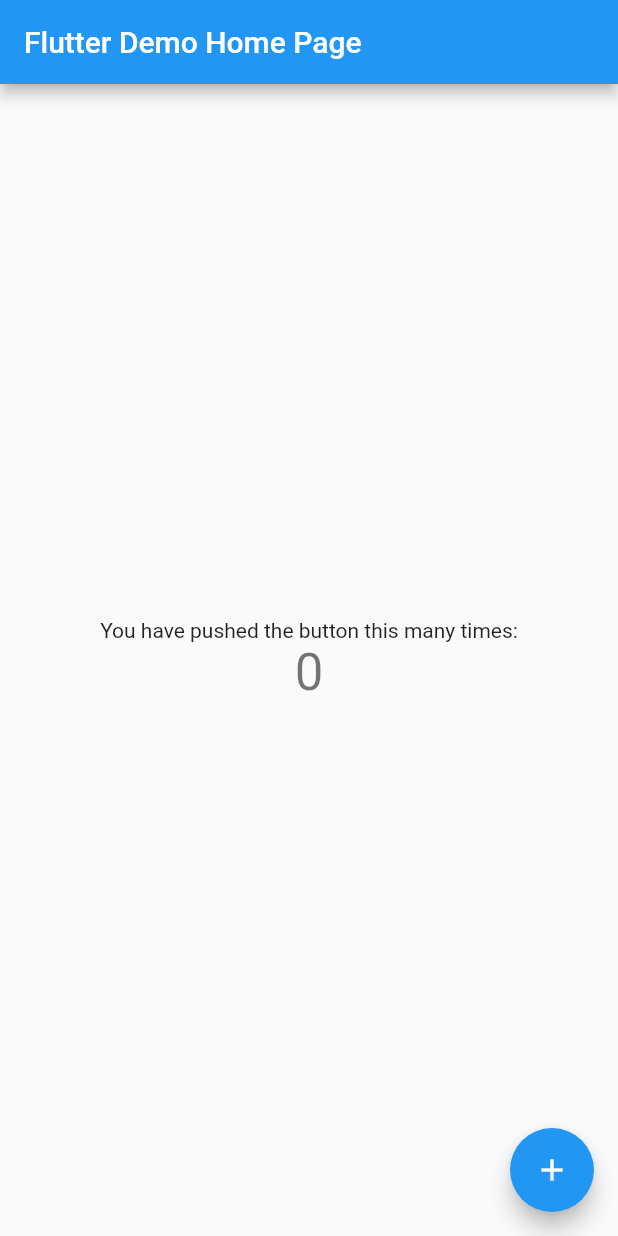
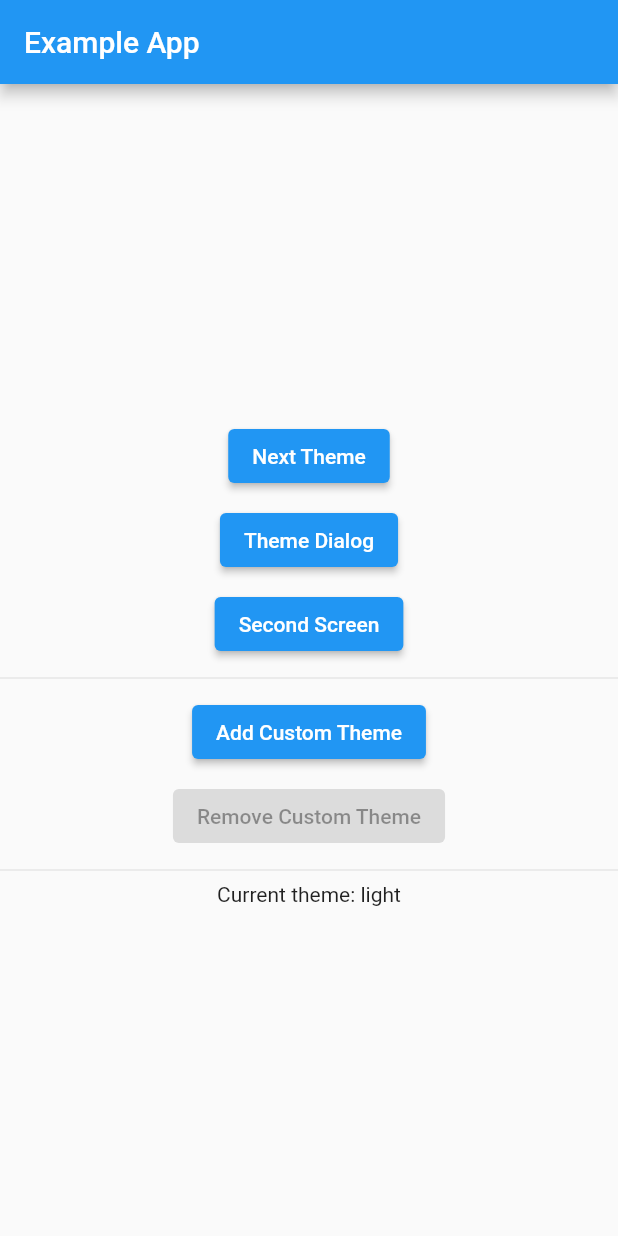
Before and after one commit to didierganthier/flutter_dark_mode, a Flutter app: the screen it shows after launch, on a phone screen of 412 x 824 dp. Run offline on Flutter 3.47's test engine with Material 2 defaults, Android fonts, the light colour scheme and no system bars; our stand-ins replace theme_provider.

Commit message:
custom theme working

```diff
--- a/lib/main.dart
+++ b/lib/main.dart
@@ -1,113 +1,149 @@
 import 'package:flutter/material.dart';
+import 'package:flutter/scheduler.dart';
+import 'package:theme_provider/theme_provider.dart';
 
-void main() {
-  runApp(MyApp());
-}
+void main() => runApp(MyApp());
 
 class MyApp extends StatelessWidget {
-  // This widget is the root of your application.
   @override
   Widget build(BuildContext context) {
-    return MaterialApp(
-      title: 'Flutter Demo',
-      theme: ThemeData(
-        // This is the theme of your application.
-        //
-        // Try running your application with "flutter run". You'll see the
-        // application has a blue toolbar. Then, without quitting the app, try
-        // changing the primarySwatch below to Colors.green and then invoke
-        // "hot reload" (press "r" in the console where you ran "flutter run",
-        // or simply save your changes to "hot reload" in a Flutter IDE).
-        // Notice that the counter didn't reset back to zero; the application
-        // is not restarted.
-        primarySwatch: Colors.blue,
+    return ThemeProvider(
+      saveThemesOnChange: true,
+      loadThemeOnInit: false,
+      onInitCallback: (controller, previouslySavedThemeFuture) async {
+        String savedTheme = await previouslySavedThemeFuture;
+        if (savedTheme != null) {
+          controller.setTheme(savedTheme);
+        } else {
+          Brightness platformBrightness =
+              SchedulerBinding.instance?.window.platformBrightness ??
+                  Brightness.light;
+          if (platformBrightness == Brightness.dark) {
+            controller.setTheme('dark');
+          } else {
+            controller.setTheme('light');
+          }
+          controller.forgetSavedTheme();
+        }
+      },
+      themes: <AppTheme>[
+        AppTheme.light(id: 'light'),
+        AppTheme.dark(id: 'dark'),
+      ],
+      child: ThemeConsumer(
+        child: Builder(
+          builder: (themeContext) => MaterialApp(
+            theme: ThemeProvider.themeOf(themeContext).data,
+            title: 'Material App',
+            home: HomePage(),
+          ),
+        ),
       ),
-      home: MyHomePage(title: 'Flutter Demo Home Page'),
     );
   }
 }
 
-class MyHomePage extends StatefulWidget {
-  MyHomePage({Key key, this.title}) : super(key: key);
+class HomePage extends StatelessWidget {
+  static final String customAppThemeId = 'custom_theme';
 
-  // This widget is the home page of your application. It is stateful, meaning
-  // that it has a State object (defined below) that contains fields that affect
-  // how it looks.
-
-  // This class is the configuration for the state. It holds the values (in this
-  // case the title) provided by the parent (in this case the App widget) and
-  // used by the build method of the State. Fields in a Widget subclass are
-  // always marked "final".
-
-  final String title;
-
-  @override
-  _MyHomePageState createState() => _MyHomePageState();
-}
-
-class _MyHomePageState extends State<MyHomePage> {
-  int _counter = 0;
-
-  void _incrementCounter() {
-    setState(() {
-      // This call to setState tells the Flutter framework that something has
-      // changed in this State, which causes it to rerun the build method below
-      // so that the display can reflect the updated values. If we changed
-      // _counter without calling setState(), then the build method would not be
-      // called again, and so nothing would appear to happen.
-      _counter++;
-    });
+  AppTheme customAppTheme() {
+    return AppTheme(
+      id: customAppThemeId,
+      description: "Custom Color Scheme",
+      data: ThemeData(
+        accentColor: Colors.yellow,
+        primaryColor: Colors.red,
+        scaffoldBackgroundColor: Colors.yellow[200],
+        buttonColor: Colors.amber,
+        dialogBackgroundColor: Colors.yellow,
+        elevatedButtonTheme: ElevatedButtonThemeData(
+          style: ElevatedButton.styleFrom(primary: Colors.red),
+        ),
+      ),
+    );
   }
 
   @override
   Widget build(BuildContext context) {
-    // This method is rerun every time setState is called, for instance as done
-    // by the _incrementCounter method above.
-    //
-    // The Flutter framework has been optimized to make rerunning build methods
-    // fast, so that you can just rebuild anything that needs updating rather
-    // than having to individually change instances of widgets.
+    var controller = ThemeProvider.controllerOf(context);
+
     return Scaffold(
-      appBar: AppBar(
-        // Here we take the value from the MyHomePage object that was created by
-        // the App.build method, and use it to set our appbar title.
-        title: Text(widget.title),
-      ),
+      appBar: AppBar(title: Text("Example App")),
       body: Center(
-        // Center is a layout widget. It takes a single child and positions it
-        // in the middle of the parent.
         child: Column(
-          // Column is also a layout widget. It takes a list of children and
-          // arranges them vertically. By default, it sizes itself to fit its
-          // children horizontally, and tries to be as tall as its parent.
-          //
-          // Invoke "debug painting" (press "p" in the console, choose the
-          // "Toggle Debug Paint" action from the Flutter Inspector in Android
-          // Studio, or the "Toggle Debug Paint" command in Visual Studio Code)
-          // to see the wireframe for each widget.
-          //
-          // Column has various properties to control how it sizes itself and
-          // how it positions its children. Here we use mainAxisAlignment to
-          // center the children vertically; the main axis here is the vertical
-          // axis because Columns are vertical (the cross axis would be
-          // horizontal).
           mainAxisAlignment: MainAxisAlignment.center,
           children: <Widget>[
-            Text(
-              'You have pushed the button this many times:',
+            _buildButton(
+              text: "Next Theme",
+              onPressed: controller.nextTheme,
             ),
-            Text(
-              '$_counter',
-              style: Theme.of(context).textTheme.headline4,
+            _buildButton(
+              text: "Theme Dialog",
+              onPressed: () {
+                showDialog(context: context, builder: (_) => ThemeDialog());
+              },
             ),
+            _buildButton(
+              text: "Second Screen",
+              onPressed: () {
+                Navigator.push(
+                    context, MaterialPageRoute(builder: (_) => SecondPage()));
+              },
+            ),
+            Divider(),
+            _buildButton(
+              text: "Add Custom Theme",
+              onPressed: controller.hasTheme(customAppThemeId)
+                  ? null
+                  : () => controller.addTheme(customAppTheme()),
+            ),
+            _buildButton(
+              text: "Remove Custom Theme",
+              onPressed: controller.hasTheme(customAppThemeId)
+                  ? controller.theme.id != customAppThemeId
+                  ? () => controller.removeTheme(customAppThemeId)
+                  : null
+                  : null,
+            ),
+            Divider(),
+            controller.hasTheme(customAppThemeId)
+                ? Text('Custom theme added')
+                : Container(),
+            Text('Current theme: ${controller.theme.id}'),
           ],
         ),
       ),
-      floatingActionButton: FloatingActionButton(
-        onPressed: _incrementCounter,
-        tooltip: 'Increment',
-        child: Icon(Icons.add),
-      ), // This trailing comma makes auto-formatting nicer for build methods.
+    );
+  }
+
+  Widget _buildButton({@required String text, VoidCallback onPressed}) {
+    return Padding(
+      padding: const EdgeInsets.all(4.0),
+      child: ElevatedButton(
+        child: Text(text),
+        onPressed: onPressed,
+      ),
     );
   }
 }
+
+class SecondPage extends StatelessWidget {
+  const SecondPage({
+    Key key,
+  }) : super(key: key);
+
+  @override
+  Widget build(BuildContext context) {
+    return Scaffold(
+      appBar: AppBar(
+        title: Text("Second Screen"),
+      ),
+      body: Center(
+        child: ElevatedButton(
+          child: Text("Next Theme"),
+          onPressed: ThemeProvider.controllerOf(context).nextTheme,
+        ),
+      ),
+    );
+  }
+}
--- a/pubspec.yaml
+++ b/pubspec.yaml
@@ -28,6 +28,7 @@
   # The following adds the Cupertino Icons font to your application.
   # Use with the CupertinoIcons class for iOS style icons.
   cupertino_icons: ^1.0.2
+  theme_provider: ^0.5.0
 
 dev_dependencies:
   flutter_test:
```
Also changed, not shown: pubspec.lock, 2 other files.
